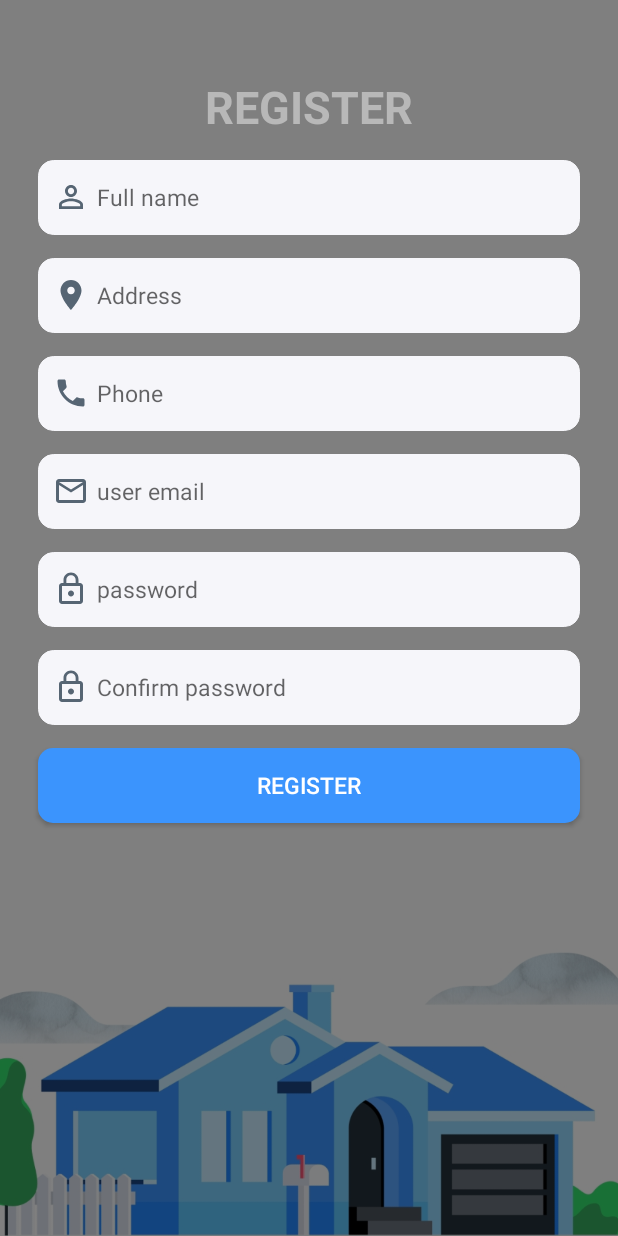
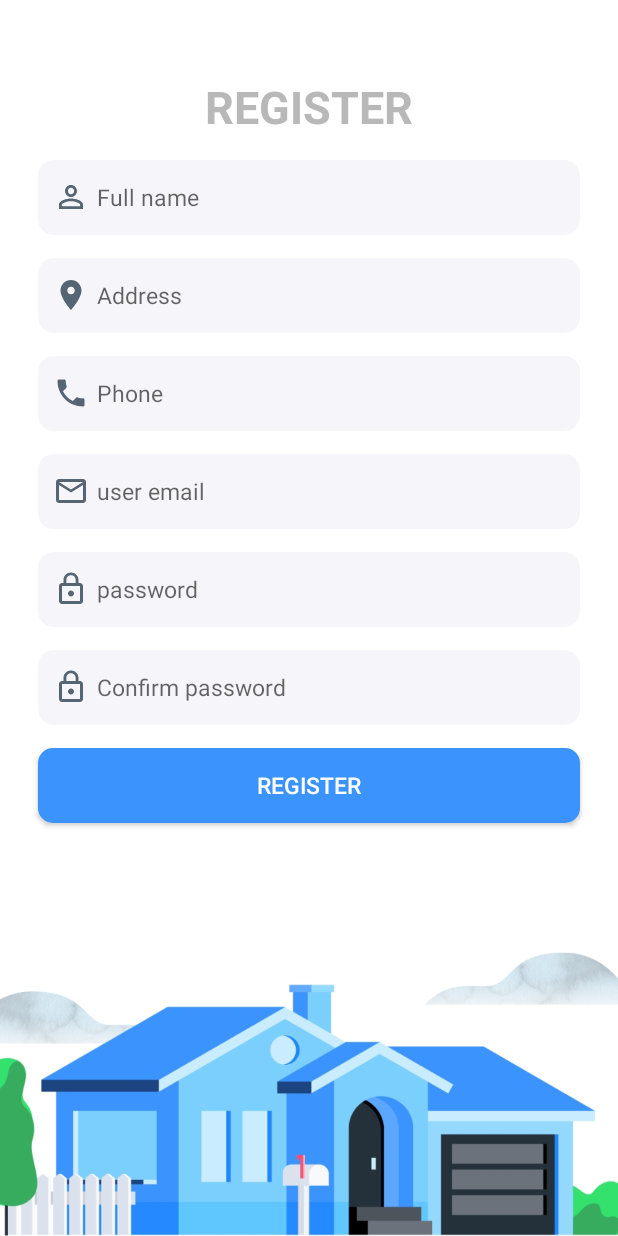
Before and after one commit to uttamtamang/HouseRentalSystem, an Android app: the RegistrationActivity screen opened directly, with no data from a screen before it, on a phone screen of 412 x 824 dp. Run offline under Robolectric (Android 15) with nearby library versions, the light colour scheme and no system bars.

Commit message:
few improvements

```diff
--- a/app/build.gradle
+++ b/app/build.gradle
@@ -38,4 +38,5 @@ dependencies {
     implementation 'com.google.code.gson:gson:2.8.5'
     implementation 'com.squareup.retrofit2:retrofit:2.5.0'
     implementation 'com.squareup.retrofit2:converter-gson:2.5.0'
+    implementation 'com.google.android.material:material:1.2.0-alpha04'
 }
--- a/app/src/main/res/layout/activity_login.xml
+++ b/app/src/main/res/layout/activity_login.xml
@@ -48,6 +48,7 @@
                 android:paddingStart="10dp"
                 android:textSize="15sp"
                 android:singleLine="true"/>
+
 
             <EditText
                 android:id="@+id/userPassword"
@@ -100,7 +101,7 @@
                 android:layout_width="wrap_content"
                 android:layout_height="wrap_content"
                 android:layout_gravity="center_horizontal"
-                android:layout_margin="5dp"
+                android:layout_margin="10dp"
                 android:text="Don't have an account?"
                 android:textColor="#B8B8B8"
                 android:textStyle="italic" />
--- a/app/src/main/res/layout/activity_registration.xml
+++ b/app/src/main/res/layout/activity_registration.xml
@@ -13,10 +13,10 @@
         android:scaleType="centerCrop"
 
         />
-    <ImageView
-        android:layout_width="match_parent"
-        android:layout_height="match_parent"
-        android:src="#80000000"/>
+<!--    <ImageView-->
+<!--        android:layout_width="match_parent"-->
+<!--        android:layout_height="match_parent"-->
+<!--        android:src="#80000000"/>-->
 
     <ScrollView
         android:layout_width="match_parent"
```
Also changed, not shown: app/src/main/res/values/colors.xml (+9 -0 lines).
